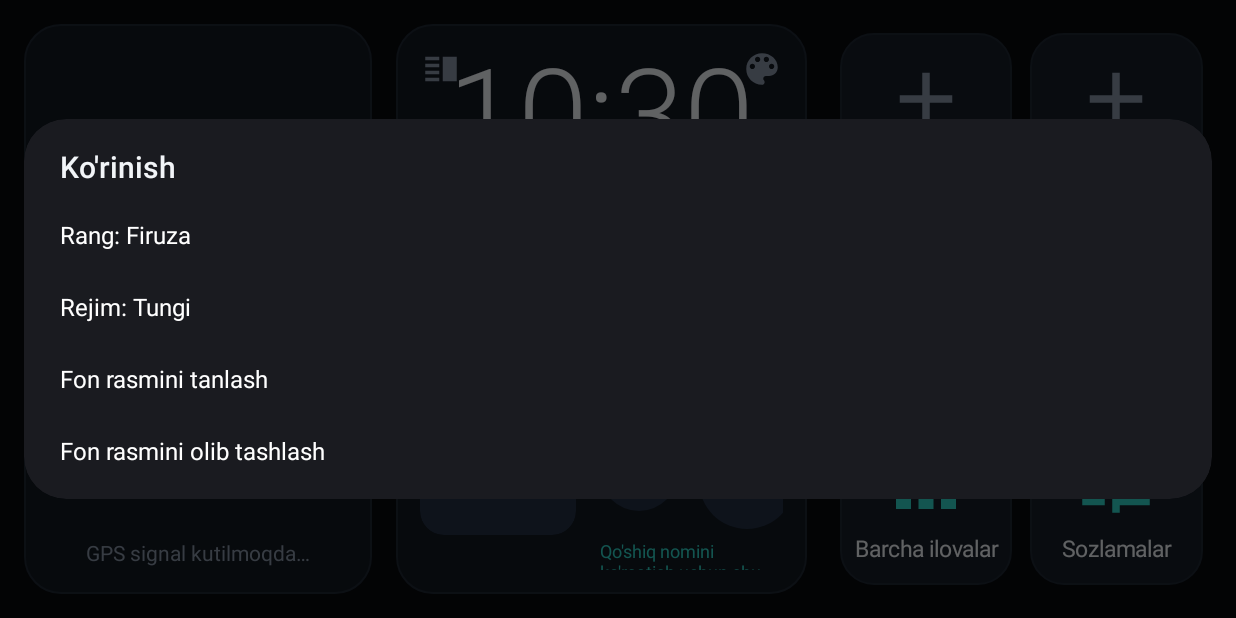
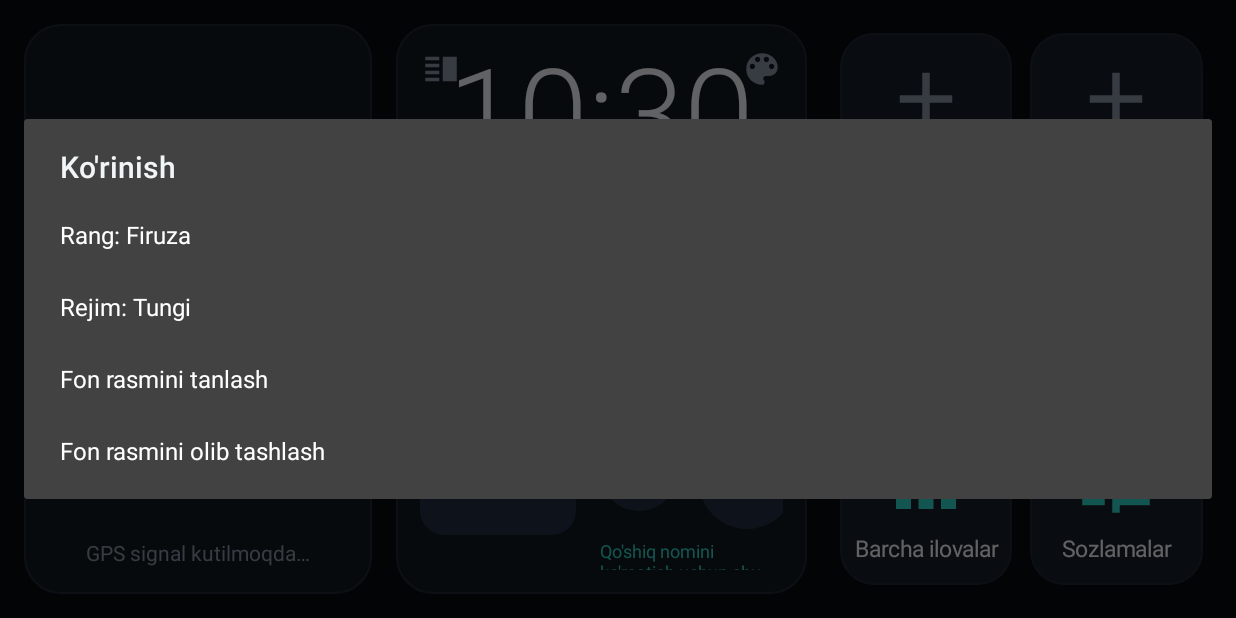
Before and after one commit to MRtuzilma/github.com-new, an Android app: the screen it shows after launch (MainActivity), after a tap on "theme", on a phone screen of 824 x 412 dp (held sideways). Run offline under Robolectric (Android 15) with nearby library versions, the phone set to English and light mode, and no system bars.

Commit message:
v1.4: Android 5.0+ qo'llab-quvvatlash, doimiy imzo
Co-Authored-By: Claude Opus 5.5 <noreply@anthropic.com>
Claude-Session: https://claude.ai/code/session_01RChxJKELCNfCRqbmCVFrdX

```diff
--- a/app/src/main/java/uz/avtolauncher/BaseDashActivity.kt
+++ b/app/src/main/java/uz/avtolauncher/BaseDashActivity.kt
@@ -79,6 +79,8 @@ abstract class BaseDashActivity : Activity() {
     protected lateinit var pal: LauncherTheme.Palette
     protected var hasWallpaper = false
     protected val themeReady: Boolean get() = ::pal.isInitialized
+    /** Ekran bo'lingan rejimdami (Android 7+). */
+    protected val inMultiWindow: Boolean get() = Build.VERSION.SDK_INT >= 24 && isInMultiWindowMode
     private var appliedDay: Boolean? = null
 
     // ---------------- Hayot sikli ----------------
@@ -124,7 +126,7 @@ abstract class BaseDashActivity : Activity() {
         loadWallpaper()
         Weather.cached(this)?.let { weatherText.text = Weather.describe(it) }
 
-        if (!hasLocationPermission()) {
+        if (!hasLocationPermission() && Build.VERSION.SDK_INT >= 23) {
             requestPermissions(
                 arrayOf(Manifest.permission.ACCESS_FINE_LOCATION, Manifest.permission.ACCESS_COARSE_LOCATION),
                 REQ_LOCATION
@@ -247,7 +249,7 @@ abstract class BaseDashActivity : Activity() {
             "Fon rasmini tanlash",
             "Fon rasmini olib tashlash"
         )
-        AlertDialog.Builder(this, android.R.style.Theme_DeviceDefault_Dialog_Alert)
+        AlertDialog.Builder(this, android.R.style.Theme_Material_Dialog_Alert)
             .setTitle("Ko'rinish")
             .setItems(items) { _, which ->
                 when (which) {
@@ -264,7 +266,7 @@ abstract class BaseDashActivity : Activity() {
     }
 
     private fun pickAccent() {
-        AlertDialog.Builder(this, android.R.style.Theme_DeviceDefault_Dialog_Alert)
+        AlertDialog.Builder(this, android.R.style.Theme_Material_Dialog_Alert)
             .setTitle("Rang")
             .setSingleChoiceItems(
                 LauncherTheme.ACCENT_NAMES.toTypedArray(),
@@ -279,7 +281,7 @@ abstract class BaseDashActivity : Activity() {
     }
 
     private fun pickMode() {
-        AlertDialog.Builder(this, android.R.style.Theme_DeviceDefault_Dialog_Alert)
+        AlertDialog.Builder(this, android.R.style.Theme_Material_Dialog_Alert)
             .setTitle("Rejim")
             .setSingleChoiceItems(LauncherTheme.MODE_NAMES.toTypedArray(), LauncherTheme.mode(this)) { d, which ->
                 LauncherTheme.setMode(this, which)
@@ -431,7 +433,7 @@ abstract class BaseDashActivity : Activity() {
 
     // ---------------- GPS: spidometr va kompas ----------------
 
-    private fun hasLocationPermission() =
+    private fun hasLocationPermission() = Build.VERSION.SDK_INT < 23 ||
         checkSelfPermission(Manifest.permission.ACCESS_FINE_LOCATION) == PackageManager.PERMISSION_GRANTED
 
     override fun onRequestPermissionsResult(requestCode: Int, permissions: Array<out String>, grantResults: IntArray) {
--- a/app/src/main/java/uz/avtolauncher/SpeedGaugeView.kt
+++ b/app/src/main/java/uz/avtolauncher/SpeedGaugeView.kt
@@ -28,8 +28,10 @@ class SpeedGaugeView @JvmOverloads constructor(
     private var shown = 0f
     private var animator: ValueAnimator? = null
 
-    private var accent = context.getColor(R.color.accent)
-    private var dim = context.getColor(R.color.text_dim)
+    @Suppress("DEPRECATION")
+    private var accent = context.resources.getColor(R.color.accent)
+    @Suppress("DEPRECATION")
+    private var dim = context.resources.getColor(R.color.text_dim)
 
     private val trackPaint = Paint(Paint.ANTI_ALIAS_FLAG).apply {
         style = Paint.Style.STROKE
```
Also changed, not shown: app/build.gradle.kts (+14 -3 lines), app/src/main/java/uz/avtolauncher/DashActivity.kt (+5 -5 lines), app/src/main/res/mipmap-hdpi/ic_launcher.png (added), app/src/main/res/mipmap-mdpi/ic_launcher.png (added), app/src/main/res/mipmap-xhdpi/ic_launcher.png (added), app/src/main/res/mipmap-xxhdpi/ic_launcher.png (added), app/src/main/res/mipmap-xxxhdpi/ic_launcher.png (added), 2 other files.
